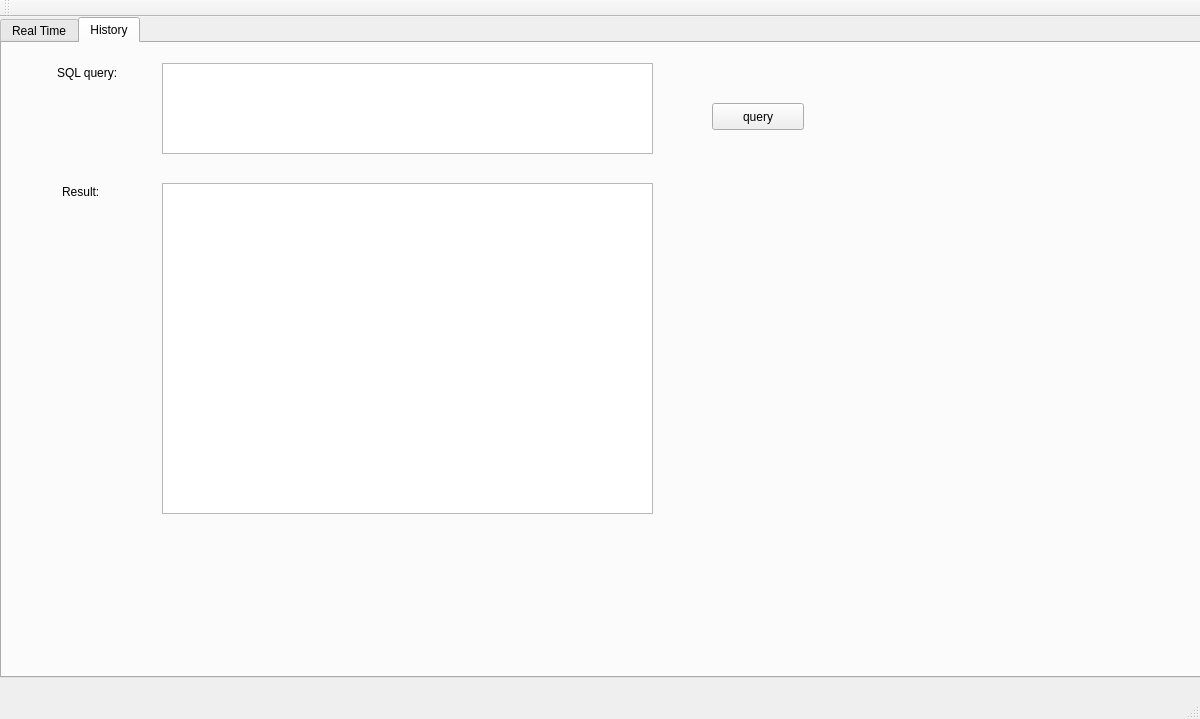
This is mainwindow.ui in tomerye/Security-Sys-gui as Qt 5 draws it before an edit. The edited form follows.
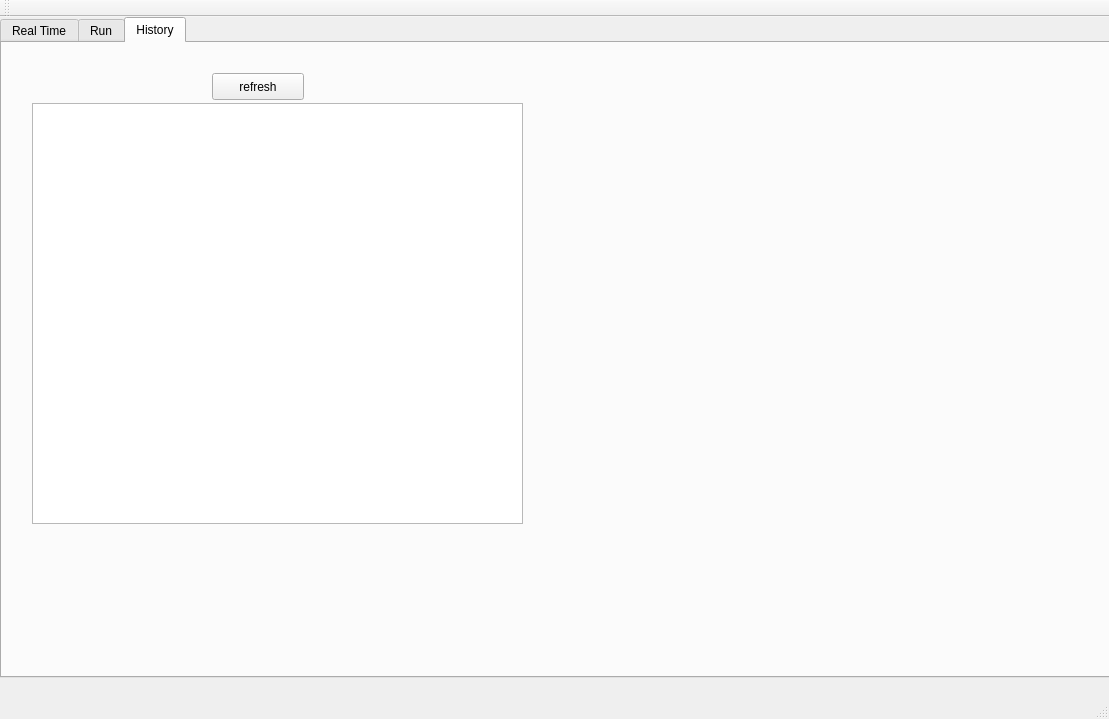
This is the edited form. The open tabs and pages were chosen to show the change.

Patch:
```diff
--- a/mainwindow.ui
+++ b/mainwindow.ui
@@ -6,7 +6,7 @@
    <rect>
     <x>0</x>
     <y>0</y>
-    <width>1200</width>
+    <width>1109</width>
     <height>719</height>
    </rect>
   </property>
@@ -214,6 +214,44 @@
       </layout>
      </widget>
     </widget>
+    <widget class="QWidget" name="tab_3">
+     <attribute name="title">
+      <string>Run</string>
+     </attribute>
+     <widget class="QPushButton" name="pushButton_2">
+      <property name="geometry">
+       <rect>
+        <x>270</x>
+        <y>170</y>
+        <width>98</width>
+        <height>27</height>
+       </rect>
+      </property>
+      <property name="text">
+       <string>run</string>
+      </property>
+     </widget>
+     <widget class="QPlainTextEdit" name="plainTextEdit">
+      <property name="geometry">
+       <rect>
+        <x>70</x>
+        <y>30</y>
+        <width>531</width>
+        <height>121</height>
+       </rect>
+      </property>
+     </widget>
+     <widget class="QListView" name="listView_2">
+      <property name="geometry">
+       <rect>
+        <x>730</x>
+        <y>30</y>
+        <width>256</width>
+        <height>441</height>
+       </rect>
+      </property>
+     </widget>
+    </widget>
     <widget class="QWidget" name="tab_2">
      <attribute name="title">
       <string>History</string>
@@ -221,60 +259,24 @@
      <widget class="QTableView" name="tableView_2">
       <property name="geometry">
        <rect>
-        <x>160</x>
-        <y>140</y>
-        <width>491</width>
-        <height>331</height>
-       </rect>
-      </property>
-     </widget>
-     <widget class="QTextEdit" name="textEdit">
-      <property name="geometry">
-       <rect>
-        <x>160</x>
-        <y>20</y>
-        <width>491</width>
-        <height>91</height>
-       </rect>
-      </property>
-     </widget>
-     <widget class="QPushButton" name="pushButton">
-      <property name="geometry">
-       <rect>
-        <x>710</x>
+        <x>30</x>
         <y>60</y>
+        <width>491</width>
+        <height>421</height>
+       </rect>
+      </property>
+     </widget>
+     <widget class="QPushButton" name="pushButton">
+      <property name="geometry">
+       <rect>
+        <x>210</x>
+        <y>30</y>
         <width>92</width>
         <height>27</height>
        </rect>
       </property>
       <property name="text">
-       <string>query</string>
-      </property>
-     </widget>
-     <widget class="QLabel" name="label_4">
-      <property name="geometry">
-       <rect>
-        <x>55</x>
-        <y>20</y>
-        <width>101</width>
-        <height>20</height>
-       </rect>
-      </property>
-      <property name="text">
-       <string>SQL query:</string>
-      </property>
-     </widget>
-     <widget class="QLabel" name="label_5">
-      <property name="geometry">
-       <rect>
-        <x>60</x>
-        <y>140</y>
-        <width>66</width>
-        <height>17</height>
-       </rect>
-      </property>
-      <property name="text">
-       <string>Result:</string>
+       <string>refresh</string>
       </property>
      </widget>
     </widget>
```
Left out of the diff: 35 changed lines with no effect on the pictures.
